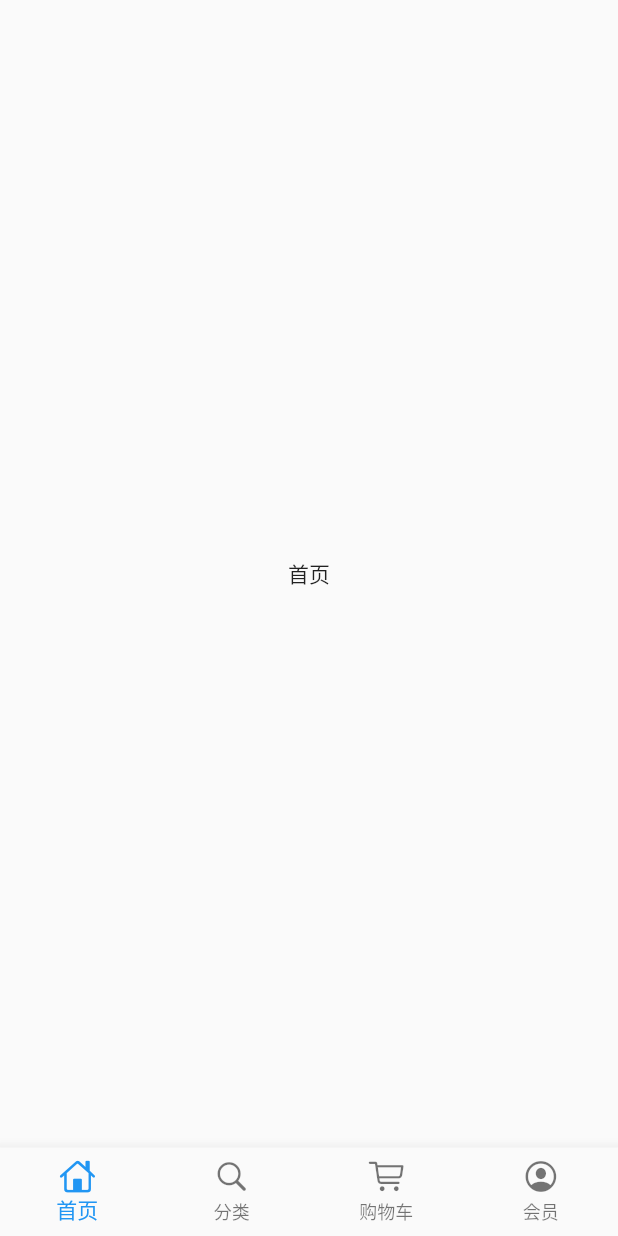
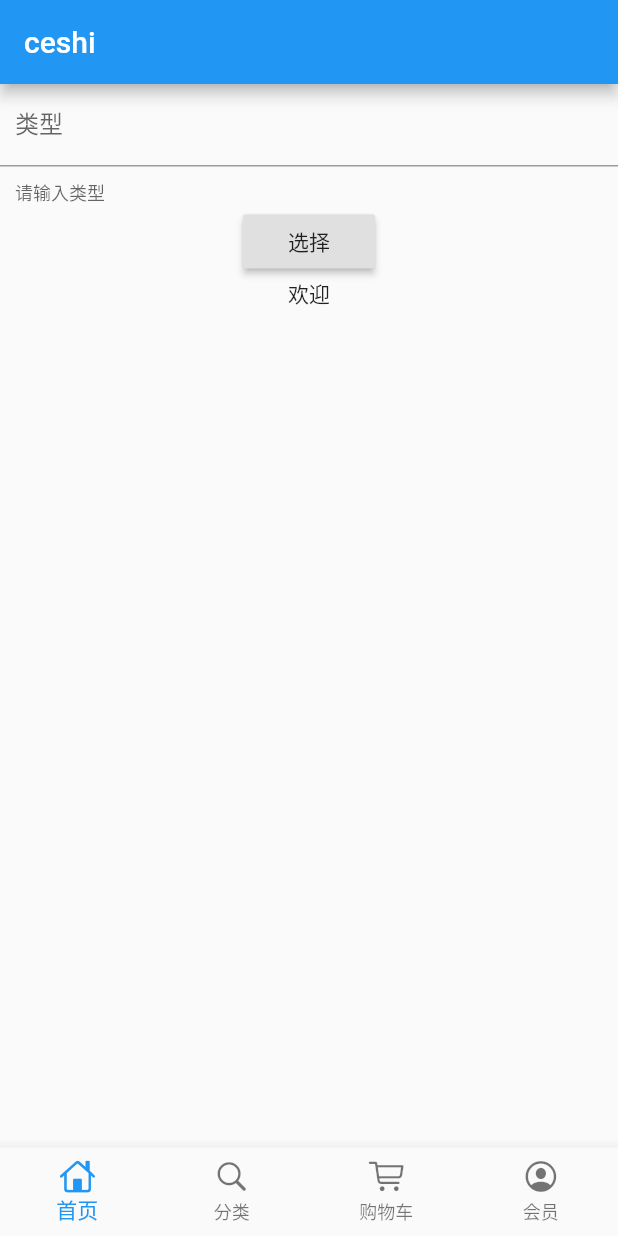
Before and after one commit to tck8888/flutter_shop_study, a Flutter app: the screen it shows after launch, on a phone screen of 412 x 824 dp. Run offline on Flutter 3.47's test engine with Material 2 defaults, Android fonts, the phone set to English and light mode, and no system bars; our stand-ins replace dio.

Commit message:
get请求

```diff
--- a/lib/page/home_page.dart
+++ b/lib/page/home_page.dart
@@ -1,12 +1,78 @@
 import 'package:flutter/material.dart';
+import 'package:dio/dio.dart';
 
-class HomePage extends StatelessWidget {
+class HomePage extends StatefulWidget {
+  @override
+  _HomePageState createState() => _HomePageState();
+}
+
+class _HomePageState extends State<HomePage> {
+  TextEditingController typeController = TextEditingController();
+
+  String showText = "欢迎";
+
   @override
   Widget build(BuildContext context) {
     return Container(
-      child: Center(
-        child: Text("首页"),
+      child: Scaffold(
+        appBar: AppBar(
+          title: Text("ceshi "),
+        ),
+        body: Container(
+          child: Column(
+            children: <Widget>[
+              TextField(
+                controller: typeController,
+                decoration: InputDecoration(
+                    contentPadding: EdgeInsets.all(10),
+                    labelText: "类型",
+                    helperText: "请输入类型"),
+                autofocus: false,
+              ),
+              RaisedButton(
+                onPressed: () {
+                  _choice();
+                },
+                child: Text("选择"),
+              ),
+              Text(
+                showText,
+                overflow: TextOverflow.ellipsis,
+                maxLines: 1,
+              )
+            ],
+          ),
+        ),
       ),
     );
   }
+
+  void _choice() {
+    print("开始");
+    if (typeController.text.toString() == '') {
+      showDialog(
+          context: context,
+          builder: (context) =>
+              AlertDialog(
+                title: Text("类型不能为空"),
+              ));
+    } else {
+      getHttp(typeController.text.toString()).then((val) {
+        setState(() {
+          showText = val['data']['name'].toString();
+        });
+      });
+    }
+  }
+
+  Future getHttp(String text) async {
+    try {
+      Response response;
+      var data = {'name': text};
+      response = await new Dio().get("https://www.easy-mock.com/mock/5c60131a4bed3a6342711498/baixing/dabaojian", queryParameters: data);
+      return response.data;
+    } catch (e) {
+      return print(e);
+    }
+  }
 }
--- a/pubspec.yaml
+++ b/pubspec.yaml
@@ -23,6 +23,7 @@ dependencies:
   # The following adds the Cupertino Icons font to your application.
   # Use with the CupertinoIcons class for iOS style icons.
   cupertino_icons: ^0.1.2
+  dio: 2.0.19
 
 dev_dependencies:
   flutter_test:
```
Also changed, not shown: pubspec.lock.
